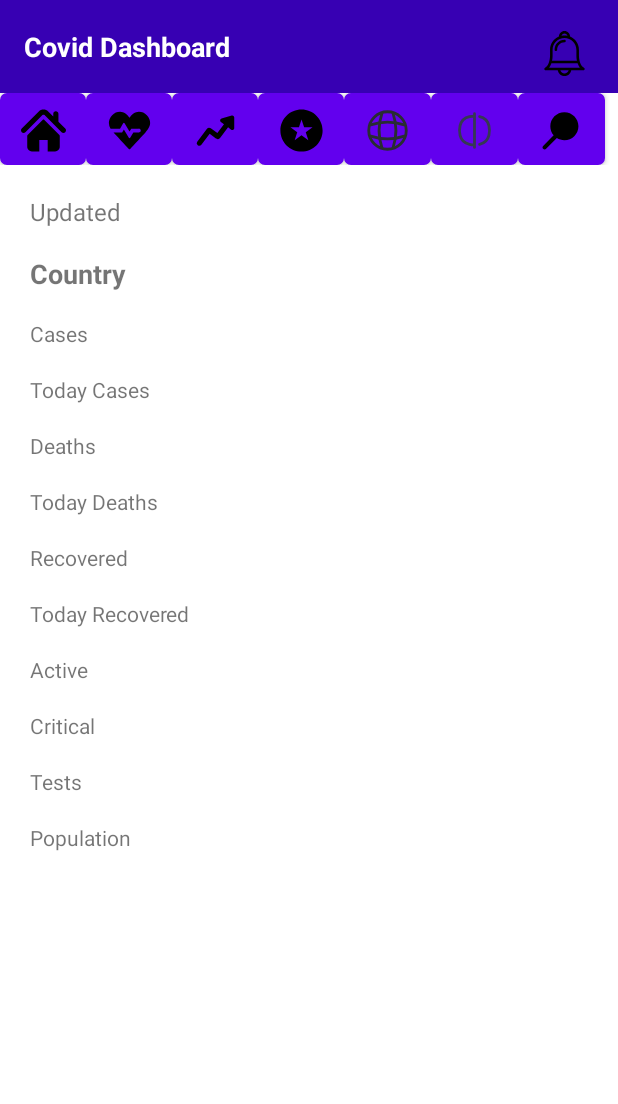
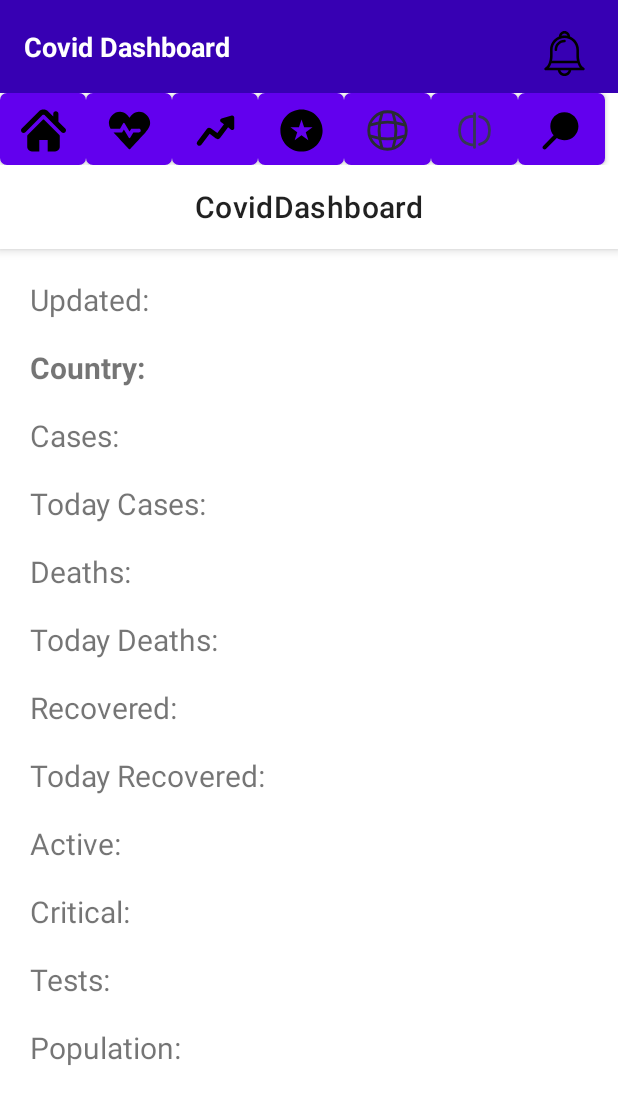
Before and after one commit to DTKien2005/mobile-group-project, an Android app built with Jetpack Compose: the screen it shows after launch (VnDashboardActivity), on a phone screen of 412 x 824 dp. Shown: the top 1104 px of the screen. Run offline under Robolectric (Android 15) with nearby library versions, the light colour scheme and no system bars; libraries missing offline, so code that uses them is left out: com.github.mikephil.charting; network calls fail; 3 statements that could not run were skipped.

Commit message:
Long's change layout

```diff
--- a/Project/app/src/main/java/com/example/covid19app/frag/StatsFragment.kt
+++ b/Project/app/src/main/java/com/example/covid19app/frag/StatsFragment.kt
@@ -66,7 +66,15 @@ class StatsFragment : Fragment() {
         tvActive: TextView, tvCritical: TextView, tvTests: TextView, tvPopulation: TextView,
         stats: CovidStatsData
     ) {
-        tvUpdated.text = "Updated: ${stats.updated}"
+        // 🔹 Convert times to date
+        val formattedDate = try {
+            val sdf = java.text.SimpleDateFormat("dd/MM/yyyy HH:mm", java.util.Locale.getDefault())
+            val date = java.util.Date(stats.updated)
+            sdf.format(date)
+        } catch (e: Exception) {
+            "Unknown"
+        }
+        tvUpdated.text = "Updated: $formattedDate"
         tvCountry.text = "Country: ${stats.country}"
         tvCases.text = "Cases: ${stats.cases}"
         tvTodayCases.text = "Today Cases: ${stats.todayCases}"
--- a/Project/app/src/main/res/layout/fragment_compare.xml
+++ b/Project/app/src/main/res/layout/fragment_compare.xml
@@ -22,13 +22,6 @@
         android:layout_width="match_parent"
         android:layout_height="match_parent"
         app:layout_behavior="@string/appbar_scrolling_view_behavior">
-
-        <!-- Date selection button -->
-        <Button
-            android:id="@+id/btnSelectDate"
-            android:layout_width="match_parent"
-            android:layout_height="wrap_content"
-            android:text="Select Date" />
 
         <com.google.android.material.card.MaterialCardView
             android:layout_width="match_parent"
--- a/Project/app/src/main/res/layout/fragment_stats.xml
+++ b/Project/app/src/main/res/layout/fragment_stats.xml
@@ -1,7 +1,32 @@
 <?xml version="1.0" encoding="utf-8"?>
-<ScrollView xmlns:android="http://schemas.android.com/apk/res/android"
+<androidx.coordinatorlayout.widget.CoordinatorLayout
+    xmlns:android="http://schemas.android.com/apk/res/android"
+    xmlns:app="http://schemas.android.com/apk/res-auto"
     android:layout_width="match_parent"
     android:layout_height="match_parent">
+
+        <!-- App Bar -->
+        <com.google.android.material.appbar.AppBarLayout
+            android:layout_width="match_parent"
+            android:layout_height="wrap_content"
+            android:theme="@style/ThemeOverlay.MaterialComponents.Light">
+
+                <com.google.android.material.appbar.MaterialToolbar
+                    android:id="@+id/toolbar"
+                    android:layout_width="match_parent"
+                    android:layout_height="?attr/actionBarSize"
+                    android:background="@color/white"
+                    android:titleTextColor="@android:color/black"
+                    app:title="CovidDashboard"
+                    app:titleCentered="true"
+                    app:navigationIconTint="@android:color/black" />
+        </com.google.android.material.appbar.AppBarLayout>
+
+        <!-- Scroll Contents -->
+        <ScrollView
+            android:layout_width="match_parent"
+            android:layout_height="match_parent"
+            app:layout_behavior="@string/appbar_scrolling_view_behavior">
 
                 <LinearLayout
                     android:layout_width="match_parent"
@@ -15,8 +40,8 @@
                             android:layout_height="wrap_content"
                             android:layout_marginBottom="10dp"
                             android:padding="4dp"
-                    android:text="Updated"
-                    android:textSize="16sp" />
+                            android:text="Updated:"
+                            android:textSize="20sp" />
 
                         <TextView
                             android:id="@+id/tvCountry"
@@ -24,8 +49,8 @@
                             android:layout_height="wrap_content"
                             android:layout_marginBottom="10dp"
                             android:padding="4dp"
-                    android:text="Country"
-                    android:textSize="18sp"
+                            android:text="Country:"
+                            android:textSize="20sp"
                             android:textStyle="bold" />
 
                         <TextView
@@ -34,7 +59,8 @@
                             android:layout_height="wrap_content"
                             android:layout_marginBottom="10dp"
                             android:padding="4dp"
-                    android:text="Cases" />
+                            android:text="Cases:"
+                            android:textSize="20sp" />
 
                         <TextView
                             android:id="@+id/tvTodayCases"
@@ -42,7 +68,8 @@
                             android:layout_height="wrap_content"
                             android:layout_marginBottom="10dp"
                             android:padding="4dp"
-                    android:text="Today Cases" />
+                            android:text="Today Cases:"
+                            android:textSize="20sp" />
 
                         <TextView
                             android:id="@+id/tvDeaths"
@@ -50,7 +77,8 @@
                             android:layout_height="wrap_content"
                             android:layout_marginBottom="10dp"
                             android:padding="4dp"
-                    android:text="Deaths" />
+                            android:text="Deaths:"
+                            android:textSize="20sp" />
 
                         <TextView
                             android:id="@+id/tvTodayDeaths"
@@ -58,7 +86,8 @@
                             android:layout_height="wrap_content"
                             android:layout_marginBottom="10dp"
                             android:padding="4dp"
-                    android:text="Today Deaths" />
+                            android:text="Today Deaths:"
+                            android:textSize="20sp" />
 
                         <TextView
                             android:id="@+id/tvRecovered"
@@ -66,7 +95,8 @@
                             android:layout_height="wrap_content"
                             android:layout_marginBottom="10dp"
                             android:padding="4dp"
-                    android:text="Recovered" />
+                            android:text="Recovered:"
+                            android:textSize="20sp" />
 
                         <TextView
                             android:id="@+id/tvTodayRecovered"
@@ -74,7 +104,8 @@
                             android:layout_height="wrap_content"
                             android:layout_marginBottom="10dp"
                             android:padding="4dp"
-                    android:text="Today Recovered" />
+                            android:text="Today Recovered:"
+                            android:textSize="20sp" />
 
                         <TextView
                             android:id="@+id/tvActive"
@@ -82,7 +113,8 @@
                             android:layout_height="wrap_content"
                             android:layout_marginBottom="10dp"
                             android:padding="4dp"
-                    android:text="Active" />
+                            android:text="Active:"
+                            android:textSize="20sp" />
 
                         <TextView
                             android:id="@+id/tvCritical"
@@ -90,7 +122,8 @@
                             android:layout_height="wrap_content"
                             android:layout_marginBottom="10dp"
                             android:padding="4dp"
-                    android:text="Critical" />
+                            android:text="Critical:"
+                            android:textSize="20sp" />
 
                         <TextView
                             android:id="@+id/tvTests"
@@ -98,13 +131,18 @@
                             android:layout_height="wrap_content"
                             android:layout_marginBottom="10dp"
                             android:padding="4dp"
-                    android:text="Tests" />
+                            android:text="Tests:"
+                            android:textSize="20sp" />
 
                         <TextView
                             android:id="@+id/tvPopulation"
                             android:layout_width="wrap_content"
                             android:layout_height="wrap_content"
                             android:padding="4dp"
-                    android:text="Population" />
+                            android:text="Population:"
+                            android:textSize="20sp" />
+
                 </LinearLayout>
         </ScrollView>
+
+</androidx.coordinatorlayout.widget.CoordinatorLayout>
```
Lines whose indentation alone changed are shown as unchanged.
